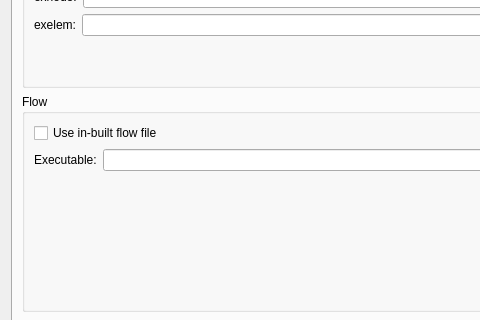
Old version of the form res/designer/problems/ventilationwidget.ui in the repository tsalemink/neon; both pictures show x 0 to 480 and y 199 to 519 of the 720 by 976 pixel window.
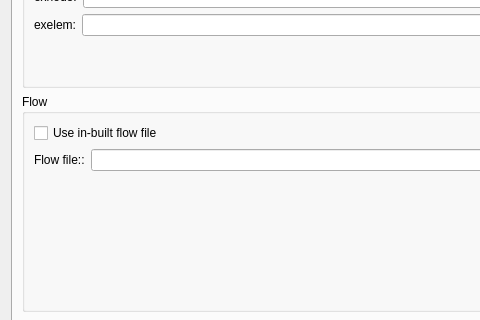
New version of the form. Custom widgets are drawn as their Qt base class.

```diff
--- a/res/designer/problems/ventilationwidget.ui
+++ b/res/designer/problems/ventilationwidget.ui
@@ -229,7 +229,7 @@
             <item>
              <widget class="QLabel" name="label_25">
               <property name="text">
-               <string>Executable:</string>
+               <string>Flow file::</string>
               </property>
              </widget>
             </item>
```
